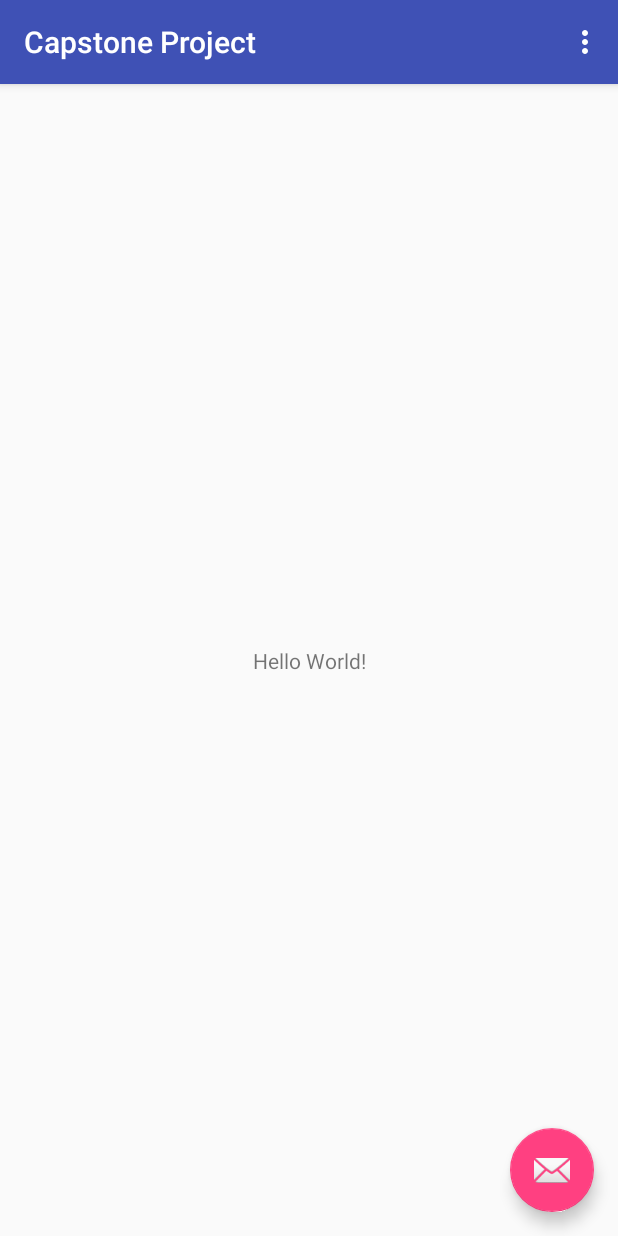
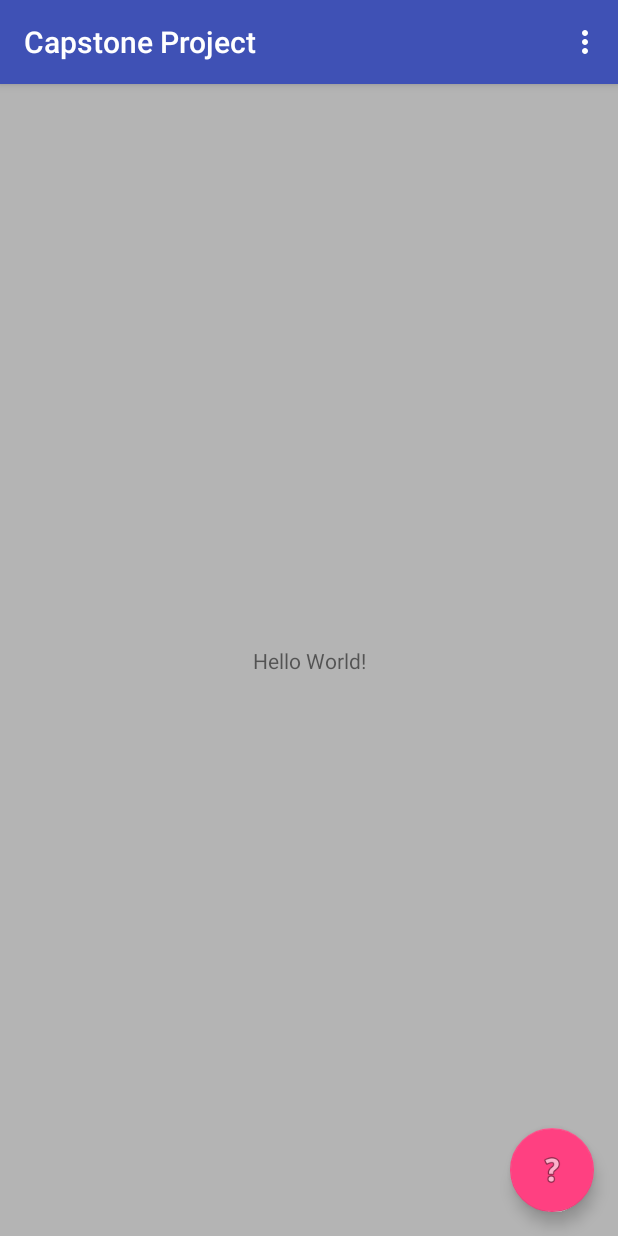
Before and after one commit to stillping/capstone_project, an Android app: the screen it shows after launch (MainActivity), in the options menu, after a tap on "Settings", on a phone screen of 412 x 824 dp. Run offline under Robolectric (Android 15) with nearby library versions, the phone set to English and light mode, and no system bars; our stand-ins replace Dagger/Hilt's generated code; 4 statements that could not run were skipped.

Commit message:
Add Floating Action Menu. Implements Android library in order to provide this functionality

```diff
--- a/app/build.gradle
+++ b/app/build.gradle
@@ -4,7 +4,7 @@ android {
     compileSdkVersion 28
     defaultConfig {
         applicationId "uk.me.desiderio.shiftt"
-        minSdkVersion 21
+        minSdkVersion 24
         targetSdkVersion 27
         versionCode 1
         versionName "1.0"
@@ -24,6 +24,7 @@ android {
 
 dependencies {
     implementation fileTree(dir: 'libs', include: ['*.jar'])
+    implementation project(":fabmenu")
     implementation 'androidx.appcompat:appcompat:1.0.0'
     implementation 'androidx.constraintlayout:constraintlayout:1.1.3'
     implementation 'com.google.android.material:material:1.0.0'
@@ -39,6 +40,7 @@ dependencies {
     implementation "androidx.lifecycle:lifecycle-extensions:$architecture_version"
     annotationProcessor "androidx.lifecycle:lifecycle-compiler:$architecture_version"
 
+
     testImplementation 'junit:junit:4.12'
     androidTestImplementation 'androidx.test:runner:1.1.0'
     androidTestImplementation 'androidx.test.espresso:espresso-core:3.1.0'
--- a/app/src/main/java/uk/me/desiderio/shiftt/ui/main/MainActivity.java
+++ b/app/src/main/java/uk/me/desiderio/shiftt/ui/main/MainActivity.java
@@ -6,17 +6,18 @@ import android.view.MenuItem;
 import android.view.View;
 import android.widget.TextView;
 
-import com.google.android.material.floatingactionbutton.FloatingActionButton;
 import com.google.android.material.snackbar.Snackbar;
 
 import androidx.appcompat.app.AppCompatActivity;
 import androidx.appcompat.widget.Toolbar;
 import androidx.lifecycle.ViewModelProviders;
 import dagger.android.AndroidInjection;
+import uk.me.desiderio.fabmenu.FloatingActionMenu;
 import uk.me.desiderio.shiftt.R;
 import uk.me.desiderio.shiftt.viewmodel.ViewModelFactory;
 
-public class MainActivity extends AppCompatActivity {
+public class MainActivity extends AppCompatActivity implements
+        FloatingActionMenu.OnItemClickListener {
 
     private MainActivityViewModel viewModel;
 
@@ -32,21 +33,35 @@ public class MainActivity extends AppCompatActivity {
 
         TextView textView = (TextView) findViewById(R.id.main_content_text_view);
 
-        FloatingActionButton fab = (FloatingActionButton) findViewById(R.id.fab);
-        fab.setOnClickListener(new View.OnClickListener() {
-            @Override
-            public void onClick(View view) {
-                Snackbar.make(view, "Replace with your own action", Snackbar.LENGTH_LONG)
-                        .setAction("Action", null).show();
-            }
-        });
+        FloatingActionMenu floatingActionMenu = findViewById(R.id.fab_menu);
+        floatingActionMenu.setOnItemClickListener(this);
 
        viewModel = ViewModelProviders.of(this, viewModelFactory).get(MainActivityViewModel.class);
        viewModel.getMessage().observe(this, message -> {
             textView.setText(message);
         });
 
-        viewModel.getMessage().setValue("Hola Mundo, el cielo es verde");
+        viewModel.getMessage().setValue("Hello World, Winter is coming");
+    }
+
+    @Override
+    public void onFloatingMenuItemClick(View v) {
+        int viewId = v.getId();
+        String message = " NO message";
+
+        switch (viewId) {
+            case R.id.fab_trends:
+                message = "trends clicked";
+                break;
+            case R.id.fab_neighbourhood:
+                message = "neighbour clicked";
+                break;
+            default:
+        }
+
+        Snackbar.make(v, message, Snackbar.LENGTH_LONG)
+                .setAction("Action", null).show();
+
     }
 
     @Override
@@ -70,4 +85,6 @@ public class MainActivity extends AppCompatActivity {
 
         return super.onOptionsItemSelected(item);
     }
+
+
 }
--- a/app/src/main/res/layout/activity_main.xml
+++ b/app/src/main/res/layout/activity_main.xml
@@ -1,6 +1,7 @@
 <?xml version="1.0" encoding="utf-8"?>
 <androidx.coordinatorlayout.widget.CoordinatorLayout xmlns:android="http://schemas.android.com/apk/res/android"
     xmlns:app="http://schemas.android.com/apk/res-auto"
+    xmlns:custom="http://schemas.android.com/apk/res-auto"
     xmlns:tools="http://schemas.android.com/tools"
     android:layout_width="match_parent"
     android:layout_height="match_parent"
@@ -22,12 +23,49 @@
 
     <include layout="@layout/content_main" />
 
-    <com.google.android.material.floatingactionbutton.FloatingActionButton
-        android:id="@+id/fab"
-        android:layout_width="wrap_content"
-        android:layout_height="wrap_content"
-        android:layout_gravity="bottom|end"
-        android:layout_margin="@dimen/fab_margin"
-        app:srcCompat="@android:drawable/ic_dialog_email" />
+    <uk.me.desiderio.fabmenu.FloatingActionMenu
+        android:id="@+id/fab_menu"
+        android:layout_width="match_parent"
+        android:layout_height="match_parent"
+        android:layout_gravity="bottom|start"
+        android:gravity="end|bottom"
+        app:layout_dodgeInsetEdges="bottom"
+        custom:main_fab="@id/fab_main"
+        custom:background_colour="@color/fabDefaultBackground">
+
+        <com.google.android.material.floatingactionbutton.FloatingActionButton
+            android:id="@+id/fab_trends"
+            android:layout_width="wrap_content"
+            android:layout_height="wrap_content"
+            android:layout_marginTop="@dimen/fab_mini_vertical_margin"
+            android:layout_marginBottom="@dimen/fab_mini_vertical_margin"
+            android:layout_marginStart="@dimen/fab_mini_horizontal_margin"
+            android:layout_marginEnd="@dimen/fab_mini_horizontal_margin"
+            app:srcCompat="@android:drawable/ic_media_play"
+            app:fabSize="mini"/>
+
+        <com.google.android.material.floatingactionbutton.FloatingActionButton
+            android:id="@+id/fab_neighbourhood"
+            android:layout_width="wrap_content"
+            android:layout_height="wrap_content"
+            android:layout_marginTop="@dimen/fab_mini_vertical_margin"
+            android:layout_marginBottom="@dimen/fab_mini_vertical_margin"
+            android:layout_marginStart="@dimen/fab_mini_horizontal_margin"
+            android:layout_marginEnd="@dimen/fab_mini_horizontal_margin"
+            app:srcCompat="@android:drawable/ic_media_play"
+            app:fabSize="mini"/>
+
+        <com.google.android.material.floatingactionbutton.FloatingActionButton
+            android:id="@+id/fab_main"
+            android:layout_width="wrap_content"
+            android:layout_height="wrap_content"
+            android:layout_marginTop="@dimen/fab_normal_top_margin"
+            android:layout_marginBottom="@dimen/fab_normal_margin"
+            android:layout_marginStart="@dimen/fab_normal_margin"
+            android:layout_marginEnd="@dimen/fab_normal_margin"
+            app:srcCompat="@android:drawable/ic_menu_help"
+            app:fabSize="normal"/>
+
+    </uk.me.desiderio.fabmenu.FloatingActionMenu>
 
 </androidx.coordinatorlayout.widget.CoordinatorLayout>
--- a/app/src/main/res/values/dimens.xml
+++ b/app/src/main/res/values/dimens.xml
@@ -1,3 +1,6 @@
 <resources>
-    <dimen name="fab_margin">16dp</dimen>
+    <dimen name="fab_normal_margin">16dp</dimen>
+    <dimen name="fab_normal_top_margin">8dp</dimen>
+    <dimen name="fab_mini_horizontal_margin">24dp</dimen>
+    <dimen name="fab_mini_vertical_margin">4dp</dimen>
 </resources>
--- /dev/null
+++ b/fabmenu/src/main/AndroidManifest.xml
@@ -0,0 +1,2 @@
+<manifest xmlns:android="http://schemas.android.com/apk/res/android"
+    package="uk.me.desiderio.fabmenu" />
--- /dev/null
+++ b/fabmenu/src/main/java/uk/me/desiderio/fabmenu/FloatingActionMenu.java
@@ -0,0 +1,183 @@
+package uk.me.desiderio.fabmenu;
+
+import android.content.Context;
+import android.content.res.TypedArray;
+import android.util.AttributeSet;
+import android.util.Log;
+import android.view.View;
+import android.view.animation.Animation;
+import android.view.animation.AnimationUtils;
+import android.widget.LinearLayout;
+
+import com.google.android.material.floatingactionbutton.FloatingActionButton;
+
+import java.util.ArrayList;
+import java.util.List;
+
+import androidx.annotation.NonNull;
+import androidx.annotation.Nullable;
+import androidx.core.content.ContextCompat;
+
+/**
+ * Custom ViewGroup that animates its children to show {@link FloatingActionButton} submenu
+ * <p>
+ * View defines two attributes:
+ * - background colour for the screen showing when the menu is open
+ * - button to open and close menu
+ *
+ */
+public class FloatingActionMenu extends LinearLayout implements View.OnClickListener {
+
+    private static final String TAG = FloatingActionMenu.class.getSimpleName();
+
+    private FloatingActionButton mainButton;
+    private Animation closeAnimation;
+    private Animation openAnimation;
+    private List<View> views;
+
+    private OnItemClickListener listener;
+
+    private int mainButtonId;
+    private int backgroundColour;
+
+    private boolean isOpen;
+
+    public FloatingActionMenu(@NonNull Context context) {
+        super(context);
+        initAttributes(context, null);
+        initView();
+    }
+
+    public FloatingActionMenu(@NonNull Context context, @Nullable AttributeSet attrs) {
+        super(context, attrs);
+        initAttributes(context, attrs);
+        initView();
+    }
+
+
+    public FloatingActionMenu(@NonNull Context context, @Nullable AttributeSet attrs, int defStyleAttr) {
+        super(context, attrs, defStyleAttr);
+        initAttributes(context, attrs);
+        initView();
+    }
+
+    public FloatingActionMenu(@NonNull Context context, @Nullable AttributeSet attrs, int defStyleAttr, int defStyleRes) {
+        super(context, attrs, defStyleAttr, defStyleRes);
+        initAttributes(context, attrs);
+        initView();
+    }
+
+    public void setOnItemClickListener(OnItemClickListener listener) {
+        this.listener = listener;
+    }
+
+    private void initView() {
+        views = new ArrayList<>();
+        setOrientation(VERTICAL);
+        initAnimations();
+    }
+
+    private void initAttributes(@NonNull Context context, AttributeSet attrs) {
+
+        TypedArray a = context.obtainStyledAttributes(attrs, R.styleable.FloatingActionMenu);
+        mainButtonId = a.getResourceId(R.styleable.FloatingActionMenu_main_fab, 0);
+        backgroundColour = a.getColor(R.styleable.FloatingActionMenu_background_colour,
+                                      ContextCompat.getColor(getContext(),
+                                                             R.color.fabDefaultBackground));
+
+        if(mainButtonId == 0) {
+            throw new IllegalArgumentException("Missing Resource: 'main_fab' has to be provided " +
+                                                       "in the xml file pointing to button to act" +
+                                                       " as main button");
+        }
+
+        a.recycle();
+    }
+
+    @Override
+    public void onViewAdded(View child) {
+        super.onViewAdded(child);
+        child.setOnClickListener(this);
+
+        if (child.getId() == mainButtonId) {
+            mainButton = (FloatingActionButton) child;
+        } else {
+            // hides view by running close animation
+            child.startAnimation(closeAnimation);
+            views.add(child);
+        }
+        Log.d(TAG, views.size() + "child added " + child.getId());
+    }
+
+    @Override
+    public void onViewRemoved(View child) {
+        super.onViewRemoved(child);
+        child.setOnClickListener(null);
+        views.remove(child);
+    }
+
+    private boolean isSubMenuButton(View v) {
+        return views.contains(v);
+    }
+
+    @Override
+    public void onClick(View v) {
+        if (shouldToggleMenuState(v)) {
+            isOpen = !isOpen;
+
+            if (isOpen) {
+                setBackgroundColor(backgroundColour);
+                openMenu();
+            } else {
+                setBackgroundColor(0);
+                closeMenu();
+            }
+        }
+
+        shoulPropagateClick(v);
+    }
+
+    /**
+     * menu should:
+     * - open when selecting main button
+     * - close when selecting any of the items including outside the menu
+     */
+    private boolean shouldToggleMenuState(View v) {
+        return v == mainButton || isOpen;
+    }
+
+    /**
+     * only submenu button will propate click event
+     */
+    private void shoulPropagateClick(View v) {
+        if (isSubMenuButton(v)) {
+            if (listener != null) {
+                listener.onFloatingMenuItemClick(v);
+            }
+        }
+    }
+
+    private void initAnimations() {
+        openAnimation = AnimationUtils.loadAnimation(getContext(), R.anim.menu_open);
+        closeAnimation = AnimationUtils.loadAnimation(getContext(), R.anim.menu_close);
+    }
+
+    private void openMenu() {
+        startMenuAnimation(openAnimation);
+    }
+
+    private void closeMenu() {
+        startMenuAnimation(closeAnimation);
+    }
+
+    private void startMenuAnimation(Animation animation) {
+        for (View view : views) {
+            view.setAnimation(animation);
+        }
+        animation.start();
+    }
+
+    public interface OnItemClickListener {
+        void onFloatingMenuItemClick(View v);
+    }
+}
--- /dev/null
+++ b/fabmenu/src/main/res/values/colors.xml
@@ -0,0 +1,4 @@
+<?xml version="1.0" encoding="utf-8"?>
+<resources>
+    <color name="fabDefaultBackground">#48000000</color>
+</resources>
--- /dev/null
+++ b/fabmenu/src/main/res/values/integers.xml
@@ -0,0 +1,4 @@
+<?xml version="1.0" encoding="utf-8"?>
+<resources>
+    <integer name="menu_animation_duration">150</integer>
+</resources>
--- /dev/null
+++ b/fabmenu/src/main/res/values/strings.xml
@@ -0,0 +1,3 @@
+<resources>
+    <string name="app_name">FAB Menu</string>
+</resources>
--- a/settings.gradle
+++ b/settings.gradle
@@ -1 +1 @@
-include ':app'
+include ':app', ':fabmenu'
```
Also changed, not shown: fabmenu/build.gradle (added, +35 -0 lines), fabmenu/src/main/res/anim/menu_close.xml (added, +16 -0 lines), fabmenu/src/main/res/anim/menu_open.xml (added, +17 -0 lines), fabmenu/src/main/res/values/attrs.xml (added, +7 -0 lines), 5 other files.
